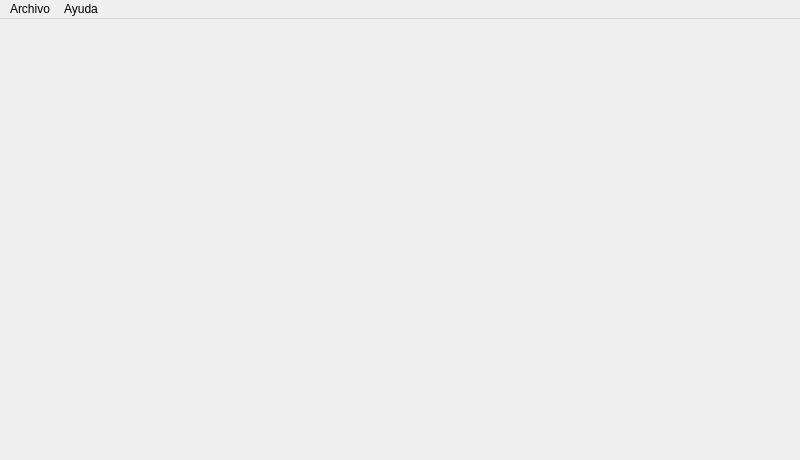
Qt form mainwindow.ui (josearg150/AnalizadorSintactico) before a commit.
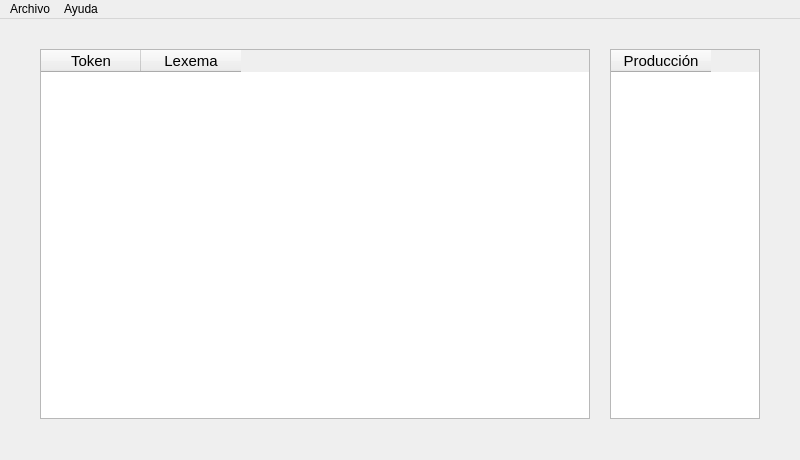
The same form after that commit.

Commit message: Table layout ready

The edit to the form file:
```diff
--- a/mainwindow.ui
+++ b/mainwindow.ui
@@ -13,7 +13,67 @@
   <property name="windowTitle">
    <string>Analizador L&amp;S</string>
   </property>
-  <widget class="QWidget" name="centralwidget"/>
+  <widget class="QWidget" name="centralwidget">
+   <widget class="QTableWidget" name="tokens">
+    <property name="geometry">
+     <rect>
+      <x>40</x>
+      <y>30</y>
+      <width>550</width>
+      <height>370</height>
+     </rect>
+    </property>
+    <property name="lineWidth">
+     <number>1</number>
+    </property>
+    <column>
+     <property name="text">
+      <string>Token</string>
+     </property>
+     <property name="font">
+      <font>
+       <family>Segoe UI</family>
+       <pointsize>11</pointsize>
+      </font>
+     </property>
+    </column>
+    <column>
+     <property name="text">
+      <string>Lexema</string>
+     </property>
+     <property name="font">
+      <font>
+       <family>Segoe UI</family>
+       <pointsize>11</pointsize>
+      </font>
+     </property>
+    </column>
+   </widget>
+   <widget class="QTableWidget" name="producciones">
+    <property name="geometry">
+     <rect>
+      <x>610</x>
+      <y>30</y>
+      <width>150</width>
+      <height>370</height>
+     </rect>
+    </property>
+    <property name="showGrid">
+     <bool>true</bool>
+    </property>
+    <column>
+     <property name="text">
+      <string>Producción</string>
+     </property>
+     <property name="font">
+      <font>
+       <family>Segoe UI</family>
+       <pointsize>11</pointsize>
+      </font>
+     </property>
+    </column>
+   </widget>
+  </widget>
   <widget class="QMenuBar" name="menubar">
    <property name="geometry">
     <rect>
```
Left out of the diff: 30 changed lines with no effect on the pictures. The commit also changes 1 other file.
